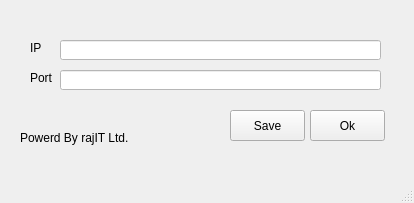
The window that input.ui (Turjo47/Python-App) describes before a commit, drawn with Qt 5.
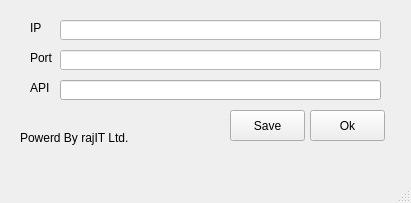
The same window after the commit.

Diff of the .ui file:
```diff
--- a/input.ui
+++ b/input.ui
@@ -6,7 +6,7 @@
    <rect>
     <x>0</x>
     <y>0</y>
-    <width>414</width>
+    <width>411</width>
     <height>203</height>
    </rect>
   </property>
@@ -21,7 +21,7 @@
     <property name="geometry">
      <rect>
       <x>30</x>
-      <y>40</y>
+      <y>20</y>
       <width>21</width>
       <height>16</height>
      </rect>
@@ -34,7 +34,7 @@
     <property name="geometry">
      <rect>
       <x>60</x>
-      <y>40</y>
+      <y>20</y>
       <width>321</width>
       <height>20</height>
      </rect>
@@ -53,7 +53,7 @@
     <property name="geometry">
      <rect>
       <x>30</x>
-      <y>70</y>
+      <y>50</y>
       <width>31</width>
       <height>16</height>
      </rect>
@@ -66,7 +66,7 @@
     <property name="geometry">
      <rect>
       <x>60</x>
-      <y>70</y>
+      <y>50</y>
       <width>321</width>
       <height>20</height>
      </rect>
@@ -123,6 +123,29 @@
      <string>Ok</string>
     </property>
    </widget>
+   <widget class="QLineEdit" name="Api_lineEdit">
+    <property name="geometry">
+     <rect>
+      <x>60</x>
+      <y>80</y>
+      <width>321</width>
+      <height>20</height>
+     </rect>
+    </property>
+   </widget>
+   <widget class="QLabel" name="Api_label">
+    <property name="geometry">
+     <rect>
+      <x>30</x>
+      <y>80</y>
+      <width>21</width>
+      <height>16</height>
+     </rect>
+    </property>
+    <property name="text">
+     <string>API</string>
+    </property>
+   </widget>
   </widget>
   <widget class="QMenuBar" name="menubar">
    <property name="geometry">
```
Left out of the diff: 2 changed lines with no effect on the pictures.
